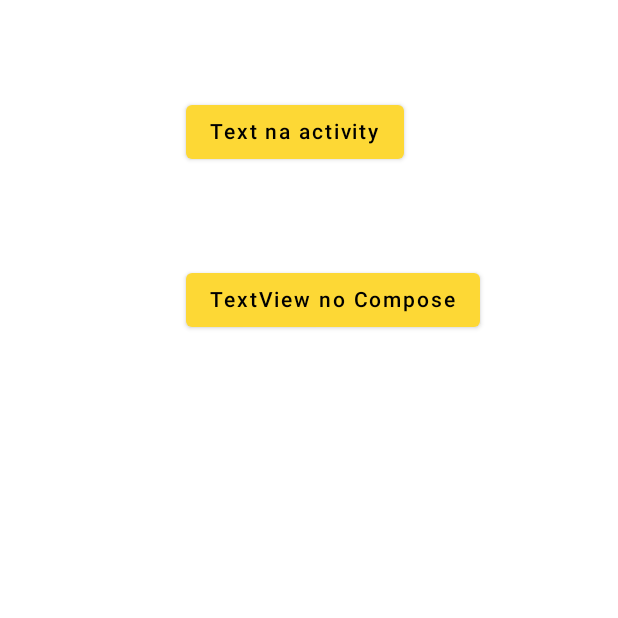
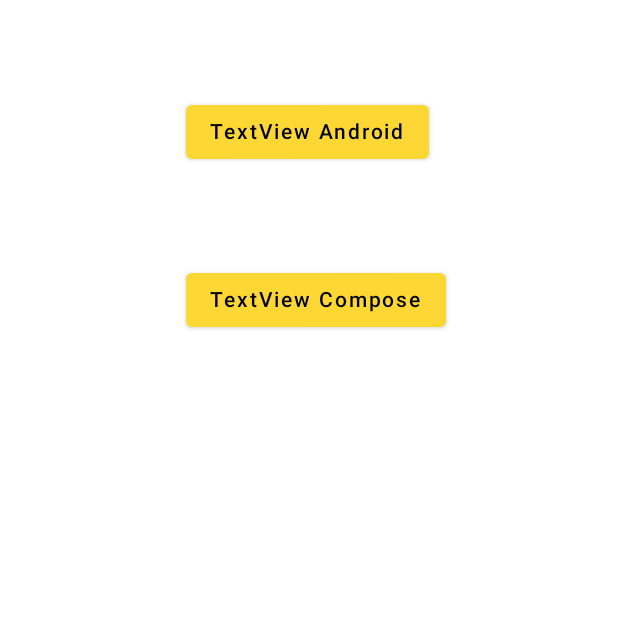
Before and after one commit to concretesolutions/ComposeKmmMoviesApp, an Android app built with Jetpack Compose: the composable TextHome shown on its own in the app's theme, on a phone screen of 412 x 824 dp, the top half of it. Run offline under Robolectric (Android 15) with nearby library versions, the phone set to English and light mode, and no system bars; network calls fail; 2 statements that could not run were skipped.

```diff
--- a/components/src/main/java/br/com/concrete/components/ListComponents.kt
+++ b/components/src/main/java/br/com/concrete/components/ListComponents.kt
@@ -48,7 +48,7 @@ fun ListComponents() {
 }
 
 @Composable
-fun TextHome(navController: NavController){
+fun TextHome(navController: NavController) {
     Column {
 
 
@@ -60,7 +60,7 @@ fun TextHome(navController: NavController){
 
 
         }) {
-            Text("Text na activity")
+            Text("TextView Android")
 
         }
         Button(modifier = Modifier.padding(top = 64.dp, start = 124.dp), onClick = {
@@ -71,7 +71,7 @@ fun TextHome(navController: NavController){
 
 
         }) {
-            Text("TextView no Compose")
+            Text("TextView Compose")
 
         }
 
@@ -104,7 +104,7 @@ fun AppComposeHome(navController: NavController) {
 
 
         }) {
-            Text("TextView Home")
+            Text("Comparacao TextView")
 
         }
 
--- a/components/src/main/res/layout/text.xml
+++ b/components/src/main/res/layout/text.xml
@@ -9,7 +9,7 @@
         android:id="@+id/hello_world"
         android:layout_width="match_parent"
         android:layout_height="wrap_content"
-        android:text="TEXT" />
+        android:text="TextView Android" />
 
     <androidx.compose.ui.platform.ComposeView
         android:id="@+id/compose_view"
```
Also changed, not shown: components/src/main/java/br/com/concrete/components/MainActivity.kt (deleted, +0 -12 lines), components/src/main/res/layout/activity_main.xml (deleted, +0 -16 lines).
